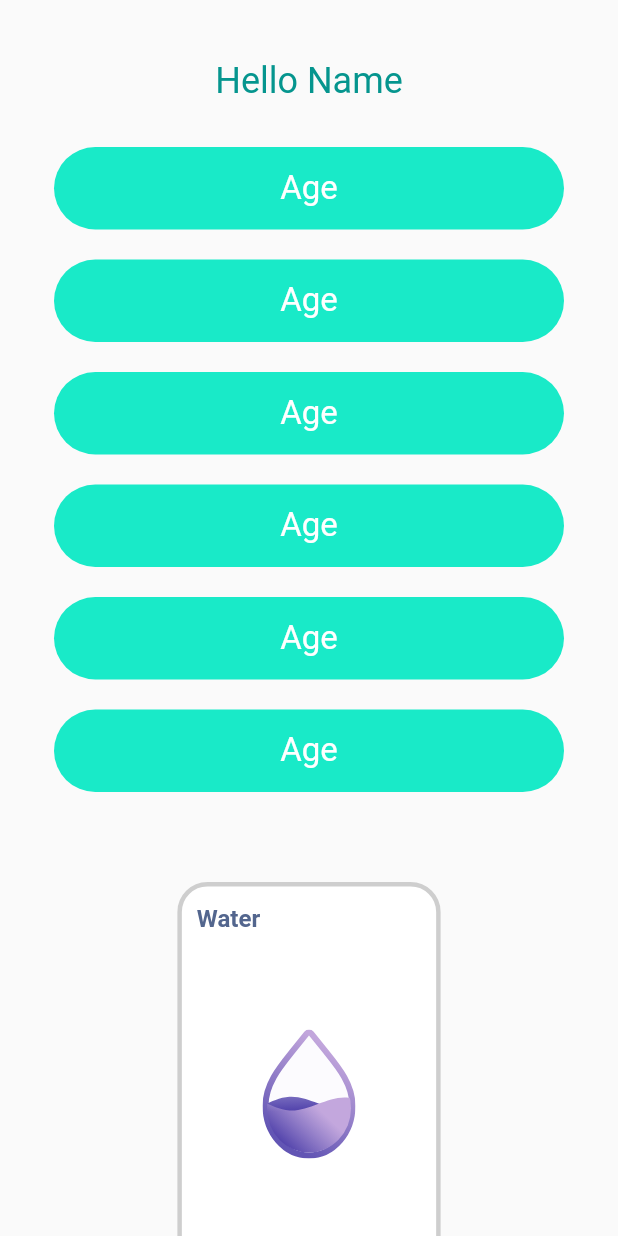
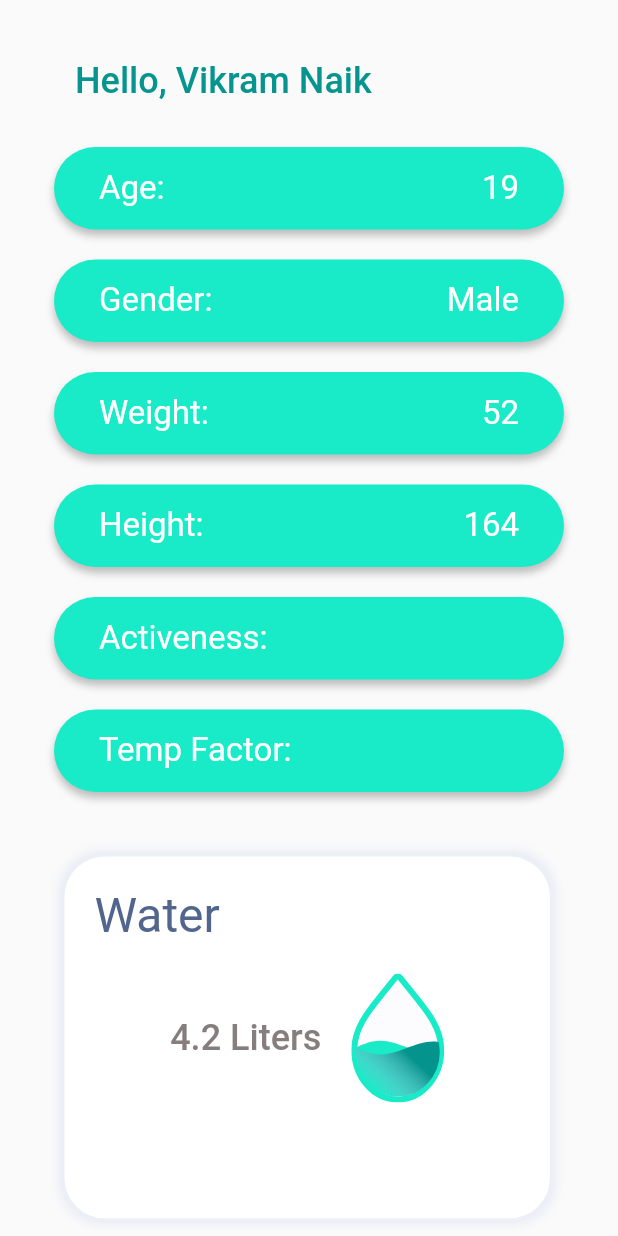
Before and after one commit to VikramNaik26/Health_app, a Flutter app: the ResultPage screen opened by its route, on a phone screen of 412 x 824 dp. Run offline on Flutter 3.47's test engine with Material 2 defaults, Android fonts, the light colour scheme and no system bars; our stand-ins replace auto_route, flutter_svg.

Commit message:
static result page

```diff
--- a/lib/screens/result_screen.dart
+++ b/lib/screens/result_screen.dart
@@ -1,7 +1,18 @@
 import 'package:auto_route/annotations.dart';
 import 'package:flutter/material.dart';
+import 'package:flutter_svg/svg.dart';
+import 'package:health_app/widgets/app_large_text.dart';
 import 'package:health_app/widgets/app_text.dart';
 import 'package:health_app/widgets/health_card.dart';
+
+Map inputDeatails = {
+  'Age:': '19',
+  'Gender:': 'Male',
+  'Weight:': '52',
+  'Height:': '164',
+  'Activeness:': '',
+  'Temp Factor:': '',
+};
 
 @RoutePage()
 class ResultPage extends StatelessWidget {
@@ -15,34 +26,90 @@ class ResultPage extends StatelessWidget {
         body: SingleChildScrollView(
           scrollDirection: Axis.vertical,
           child: Column(
-            crossAxisAlignment: CrossAxisAlignment.center,
+            crossAxisAlignment: CrossAxisAlignment.start,
             children: [
               const SizedBox(
                 height: 40,
               ),
-              const AppText(
-                text: 'Hello Name',
-                fontSize: 24,
-                color: Color(0xff05958E),
+              const Padding(
+                padding: EdgeInsets.symmetric(horizontal: 50),
+                child: AppText(
+                  text: 'Hello, Vikram Naik',
+                  fontSize: 24,
+                  color: Color(0xff05958E),
+                  fontWeight: FontWeight.w500,
+                ),
               ),
               const SizedBox(
                 height: 20,
               ),
               SizedBox(
-                height: 500,
+                height: 480,
                 child: ListView.builder(
                   scrollDirection: Axis.vertical,
                   itemBuilder: (context, index) => DetailList(
                     size: size,
+                    keys: inputDeatails.keys.elementAt(index),
+                    values: inputDeatails.values.elementAt(index),
                   ),
-                  itemCount: 6,
+                  itemCount: inputDeatails.length,
                 ),
               ),
-              HealthCard(
-                size: size,
-                title: 'Water',
-                mainIconPath: 'assets/icons/Water iluss.svg',
+              Container(
+                height: size.height * .3,
+                width: size.width * .8,
+                margin: const EdgeInsets.symmetric(horizontal: 40),
+                padding: const EdgeInsets.all(20),
+                decoration: BoxDecoration(
+                  color: Colors.white,
+                  border: Border.all(
+                    width: 3,
+                    color: const Color(0xffEDEFF7),
+                  ),
+                  boxShadow: const [
+                    BoxShadow(
+                      color: Color(0xffEDEFF7),
+                      blurRadius: 4,
+                      offset: Offset(0, 0),
+                      spreadRadius: 2,
+                    )
+                  ],
+                  borderRadius: const BorderRadius.all(
+                    Radius.circular(30),
+                  ),
+                ),
+                child: Column(
+                  crossAxisAlignment: CrossAxisAlignment.start,
+                  children: [
+                    const AppText(
+                      text: 'Water',
+                      fontSize: 32,
+                      color: Color(0xff52668D),
+                    ),
+                    const SizedBox(
+                      height: 20,
+                    ),
+                    Row(
+                      mainAxisAlignment: MainAxisAlignment.center,
+                      children: [
+                        const AppText(
+                          text: '4.2 Liters',
+                          color: Color(0xff867E7E),
+                          fontSize: 24,
+                          fontWeight: FontWeight.w500,
+                        ),
+                        const SizedBox(
+                          width: 20,
+                        ),
+                        SvgPicture.asset('assets/icons/waterResult.svg'),
+                      ],
+                    )
+                  ],
+                ),
               ),
+              const SizedBox(
+                height: 30,
+              )
             ],
           ),
         ),
@@ -55,25 +122,48 @@ class DetailList extends StatelessWidget {
   const DetailList({
     super.key,
     required this.size,
+    required this.keys,
+    required this.values,
   });
 
   final Size size;
+  final String keys;
+  final String values;
 
   @override
   Widget build(BuildContext context) {
     return Container(
       margin: const EdgeInsets.symmetric(horizontal: 36, vertical: 10),
+      padding: const EdgeInsets.symmetric(horizontal: 30),
       alignment: Alignment.center,
       width: size.width * .8,
       height: 55,
       decoration: BoxDecoration(
         color: const Color(0xff19EAC8),
         borderRadius: BorderRadius.circular(30),
+        boxShadow: const [
+          BoxShadow(
+            color: Color(0x3F000000),
+            blurRadius: 4,
+            offset: Offset(0, 4),
+            spreadRadius: 0,
+          )
+        ],
       ),
-      child: const AppText(
-        text: 'Age',
-        color: Colors.white,
-        fontSize: 22,
+      child: Row(
+        mainAxisAlignment: MainAxisAlignment.spaceBetween,
+        children: [
+          AppText(
+            text: keys,
+            color: Colors.white,
+            fontSize: 22,
+          ),
+          AppText(
+            text: values,
+            color: Colors.white,
+            fontSize: 22,
+          ),
+        ],
       ),
     );
   }
```
Also changed, not shown: assets/icons/waterResult.svg (added).
